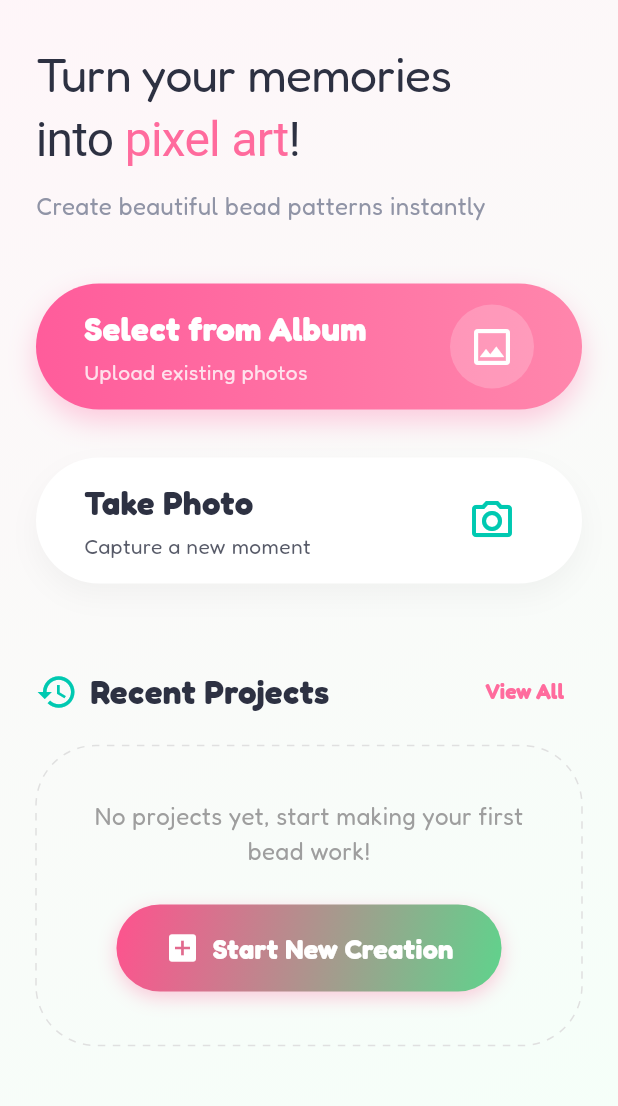
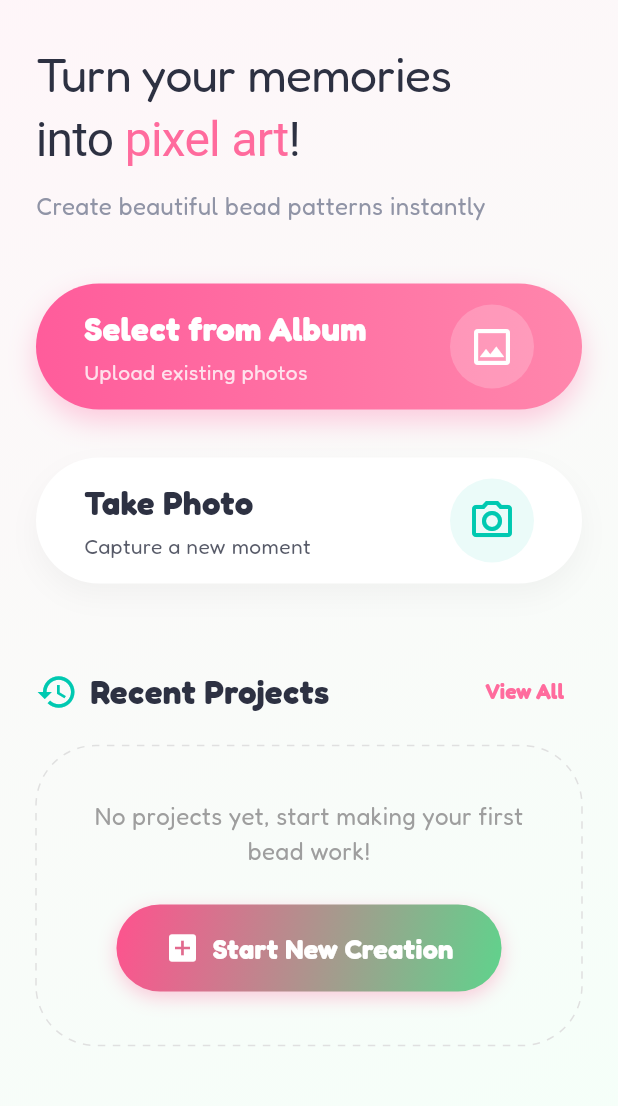
Before and after one commit to and2long/beadneko_flutter, a Flutter app: the screen it shows after launch, on a phone screen of 412 x 824 dp, the part 93-1199 px from its top. Run offline on Flutter 3.47's test engine with Material 3 defaults, Android fonts, the phone set to English and light mode, and no system bars; our stand-ins replace cached_network_image, dio, flutter_smart_dialog, flutter_spinkit, google_fonts, hive and 5 more; missing offline and left inert: flutter_ytlog, image_gallery_saver_plus; accounts and stored records are empty.

Commit message:
feat: add customizable icon background color to ActionCard

```diff
--- a/lib/components/action_card.dart
+++ b/lib/components/action_card.dart
@@ -8,6 +8,7 @@ class ActionCard extends StatelessWidget {
   final VoidCallback onTap;
   final Color iconColor;
   final Color textColor;
+  final Color? iconBackgroundColor;
 
   const ActionCard({
     super.key,
@@ -18,6 +19,7 @@ class ActionCard extends StatelessWidget {
     required this.onTap,
     this.iconColor = Colors.white,
     this.textColor = Colors.white,
+    this.iconBackgroundColor,
   });
 
   @override
@@ -81,7 +83,7 @@ class ActionCard extends StatelessWidget {
                 Container(
                   padding: const EdgeInsets.all(12),
                   decoration: BoxDecoration(
-                    color: Colors.white.withOpacity(0.2),
+                    color: iconBackgroundColor ?? Colors.white.withOpacity(0.2),
                     shape: BoxShape.circle,
                   ),
                   child: Icon(icon, color: iconColor, size: 32),
--- a/lib/pages/home.dart
+++ b/lib/pages/home.dart
@@ -159,6 +159,7 @@ class HomePage extends StatelessWidget {
                 iconColor: const Color(0xFF00C9B1),
                 textColor: textColor,
                 gradient: LinearGradient(colors: [cardColor, cardColor]),
+                iconBackgroundColor: const Color(0xFF00C9B1).withOpacity(0.08),
                 onTap: () {
                   _checkCameraPermissionAndPickImage(context);
                 },
```
